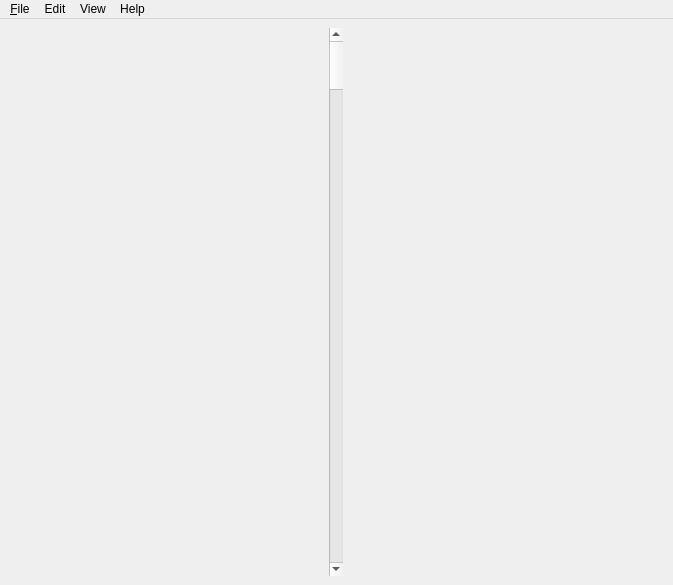
Above: hexeditor.ui from PetterS/sexton before the change. Below: the same form after it.
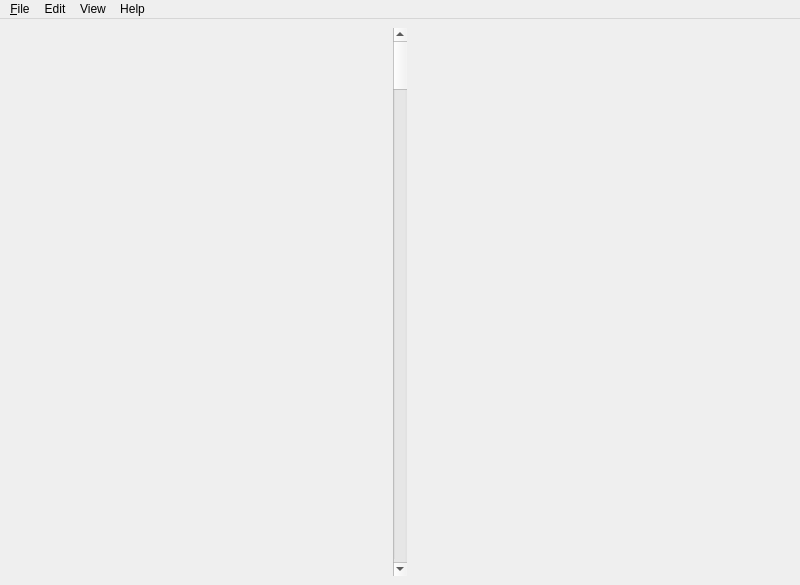
That is the form after the change. Icons and pictures are not drawn.

Commit message: Default size.

Diff of the .ui file:
```diff
--- a/hexeditor.ui
+++ b/hexeditor.ui
@@ -6,13 +6,13 @@
    <rect>
     <x>0</x>
     <y>0</y>
-    <width>673</width>
+    <width>800</width>
     <height>585</height>
    </rect>
   </property>
   <property name="minimumSize">
    <size>
-    <width>300</width>
+    <width>640</width>
     <height>300</height>
    </size>
   </property>
@@ -38,7 +38,7 @@
     <rect>
      <x>0</x>
      <y>0</y>
-     <width>673</width>
+     <width>800</width>
      <height>21</height>
     </rect>
    </property>
```
The commit also changes 1 other file.
